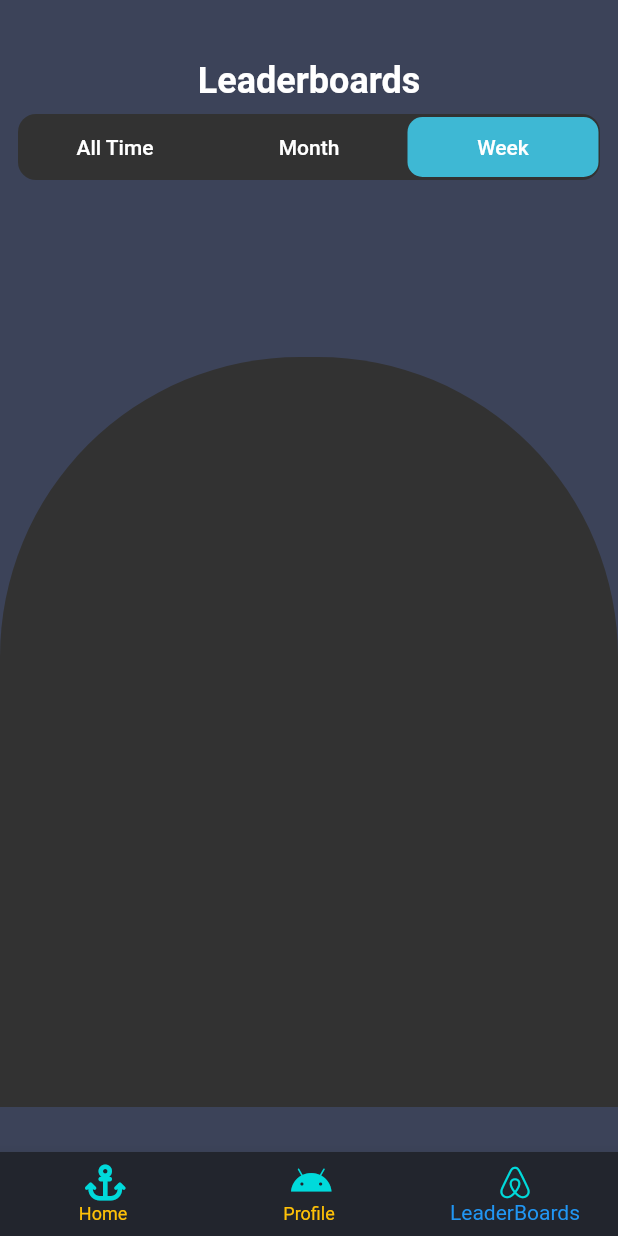
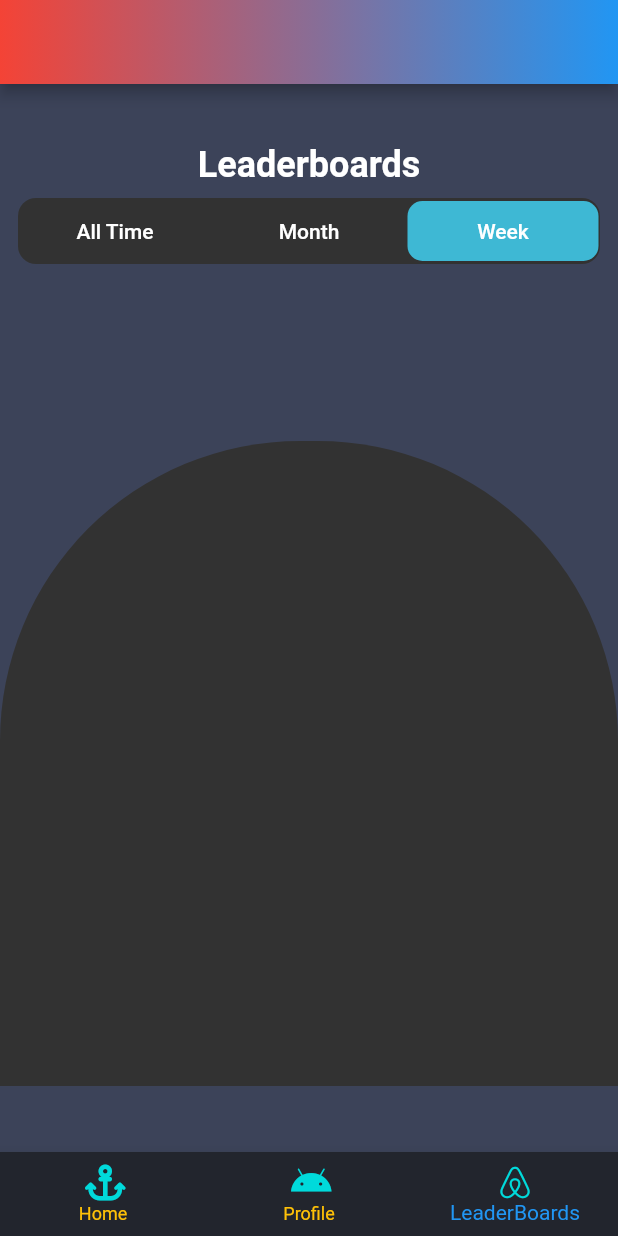
Before and after one commit to soulandbone/trivia_app, a Flutter app: the screen it shows after launch, item 3 of the bottom bar chosen, on a phone screen of 412 x 824 dp. Run offline on Flutter 3.47's test engine with Material 2 defaults, Android fonts, the phone set to English and light mode, and no system bars; our stand-ins replace flutter_riverpod, font_awesome_flutter, gap.

Commit message:
Added Special AppBar in Scaffold with gradient. Commit to check if needed in another ocassion

```diff
--- a/lib/screens/leaderboards_screen.dart
+++ b/lib/screens/leaderboards_screen.dart
@@ -1,3 +1,5 @@
+import 'dart:ui';
+
 import 'package:flutter/material.dart';
 import 'package:gap/gap.dart';
 import 'package:trivia_app/utils/app_styles.dart';
@@ -10,6 +12,14 @@ class LeaderBoardsScreen extends StatelessWidget {
   @override
   Widget build(BuildContext context) {
     return Scaffold(
+        appBar: AppBar(
+            flexibleSpace: Container(
+          decoration: const BoxDecoration(
+              gradient: LinearGradient(
+                  begin: Alignment.centerLeft,
+                  end: Alignment.centerRight,
+                  colors: [Colors.red, Colors.blue])),
+        )),
         body: Column(
           children: [
             const Gap(40),
@@ -18,10 +28,13 @@ class LeaderBoardsScreen extends StatelessWidget {
               style: AppStyles.title,
             ),
             SwitchThree(
-            button1Text: 'All Time', button2Text: 'Month', button3Text: 'Week'),
+                button1Text: 'All Time',
+                button2Text: 'Month',
+                button3Text: 'Week'),
             const Gap(110),
             Container(
-          height: 500,
+              height: 430,
+              //child: ListView(),
               decoration: const BoxDecoration(
                   color: AppStyles.grey50,
                   borderRadius: BorderRadius.only(
--- a/lib/utils/app_styles.dart
+++ b/lib/utils/app_styles.dart
@@ -8,6 +8,8 @@ class AppStyles {
   static const Color turquoise = Color.fromRGBO(0, 218, 219, 1);
   static const Color lightBlue = Color.fromRGBO(62, 184, 212, 1);
   static const Color grey50 = Color.fromRGBO(50, 50, 50, 1);
+  static const Color leftGradient = Color.fromRGBO(12, 109, 130, 1);
+  static const Color rightGradient = Color.fromRGBO(12, 104, 125, 1);
 
   static const TextStyle title =
       TextStyle(fontWeight: FontWeight.bold, fontSize: 24, color: Colors.white);
```
Lines whose indentation alone changed are shown as unchanged.
